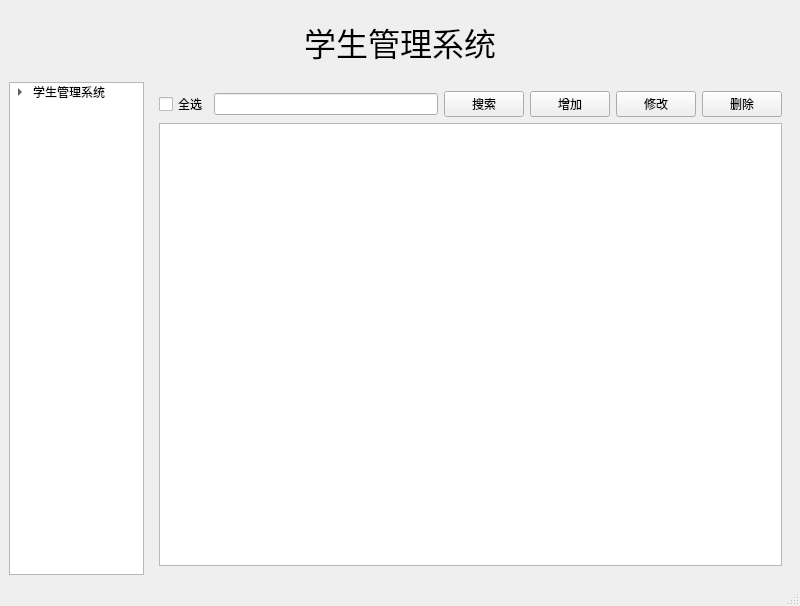
This is student_man/mainwindow.ui in JP-Morgan/testQT as Qt 5 draws it before an edit. The edited form follows.
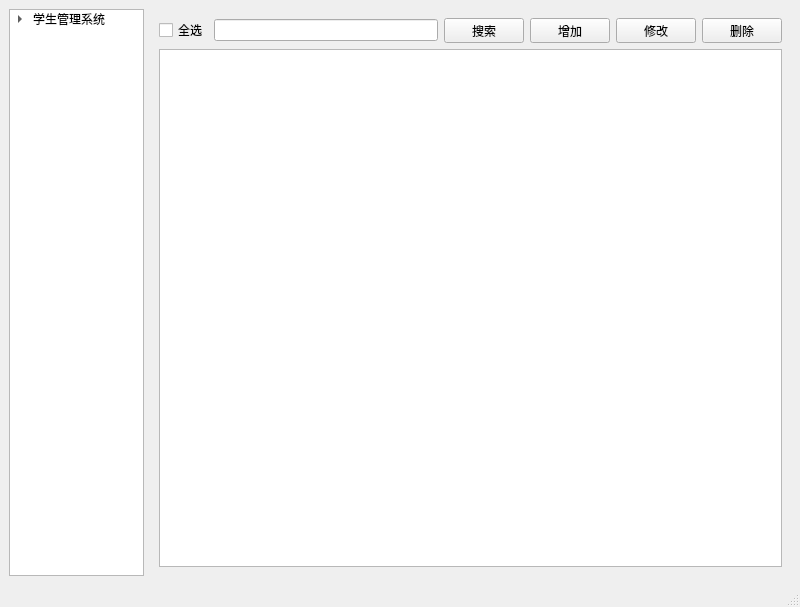
This is the edited form. Icons and pictures are not drawn.

Diff of the .ui file:
```diff
--- a/student_man/mainwindow.ui
+++ b/student_man/mainwindow.ui
@@ -7,7 +7,7 @@
     <x>0</x>
     <y>0</y>
     <width>800</width>
-    <height>606</height>
+    <height>607</height>
    </rect>
   </property>
   <property name="windowTitle">
@@ -18,21 +18,8 @@
     <normaloff>:/new/prefix1/image/logo.png</normaloff>:/new/prefix1/image/logo.png</iconset>
   </property>
   <widget class="QWidget" name="centralwidget">
-   <layout class="QGridLayout" name="gridLayout_2">
-    <item row="0" column="0" colspan="2">
-     <widget class="QWidget" name="widget" native="true">
-      <layout class="QGridLayout" name="gridLayout">
-       <item row="0" column="0">
-        <widget class="QLabel" name="label">
-         <property name="text">
-          <string>&lt;html&gt;&lt;head/&gt;&lt;body&gt;&lt;p align=&quot;center&quot;&gt;&lt;span style=&quot; font-size:24pt;&quot;&gt;学生管理系统&lt;/span&gt;&lt;/p&gt;&lt;/body&gt;&lt;/html&gt;</string>
-         </property>
-        </widget>
-       </item>
-      </layout>
-     </widget>
-    </item>
-    <item row="1" column="0">
+   <layout class="QGridLayout" name="gridLayout">
+    <item row="0" column="0">
      <widget class="QTreeWidget" name="treeWidget">
       <property name="minimumSize">
        <size>
@@ -46,6 +33,9 @@
         <height>16777215</height>
        </size>
       </property>
+      <property name="styleSheet">
+       <string notr="true"/>
+      </property>
       <attribute name="headerVisible">
        <bool>false</bool>
       </attribute>
@@ -71,7 +61,7 @@
       </item>
      </widget>
     </item>
-    <item row="1" column="1">
+    <item row="0" column="1">
      <widget class="QStackedWidget" name="stackedWidget">
       <property name="minimumSize">
        <size>
@@ -92,6 +82,18 @@
        <layout class="QGridLayout" name="gridLayout_3">
         <item row="0" column="4">
          <widget class="QPushButton" name="pushButton_3">
+          <property name="minimumSize">
+           <size>
+            <width>80</width>
+            <height>25</height>
+           </size>
+          </property>
+          <property name="maximumSize">
+           <size>
+            <width>80</width>
+            <height>25</height>
+           </size>
+          </property>
           <property name="text">
            <string>修改</string>
           </property>
@@ -102,6 +104,18 @@
         </item>
         <item row="0" column="3">
          <widget class="QPushButton" name="pushButton_2">
+          <property name="minimumSize">
+           <size>
+            <width>80</width>
+            <height>25</height>
+           </size>
+          </property>
+          <property name="maximumSize">
+           <size>
+            <width>80</width>
+            <height>25</height>
+           </size>
+          </property>
           <property name="text">
            <string>增加</string>
           </property>
@@ -109,6 +123,18 @@
         </item>
         <item row="0" column="5">
          <widget class="QPushButton" name="pushButton_4">
+          <property name="minimumSize">
+           <size>
+            <width>80</width>
+            <height>25</height>
+           </size>
+          </property>
+          <property name="maximumSize">
+           <size>
+            <width>80</width>
+            <height>25</height>
+           </size>
+          </property>
           <property name="text">
            <string>删除</string>
           </property>
@@ -123,6 +149,18 @@
         </item>
         <item row="0" column="2">
          <widget class="QPushButton" name="pushButton">
+          <property name="minimumSize">
+           <size>
+            <width>80</width>
+            <height>25</height>
+           </size>
+          </property>
+          <property name="maximumSize">
+           <size>
+            <width>80</width>
+            <height>25</height>
+           </size>
+          </property>
           <property name="text">
            <string>搜索</string>
           </property>
```
Left out of the diff: 2 changed lines with no effect on the pictures.
